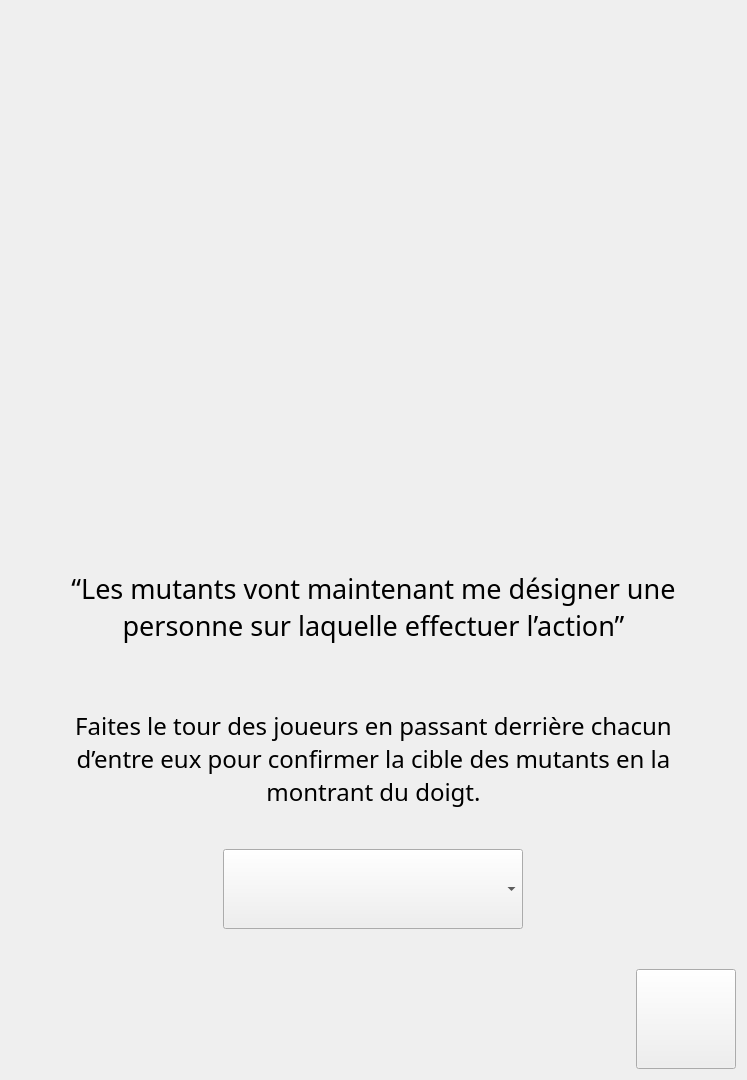
Above: SporzOBC-WAL/code/resources/Phases/Night/Mutant/kill_or_mutate_target.ui from Eben-Epi/SporzOBC before the change. Below: the same form after it.
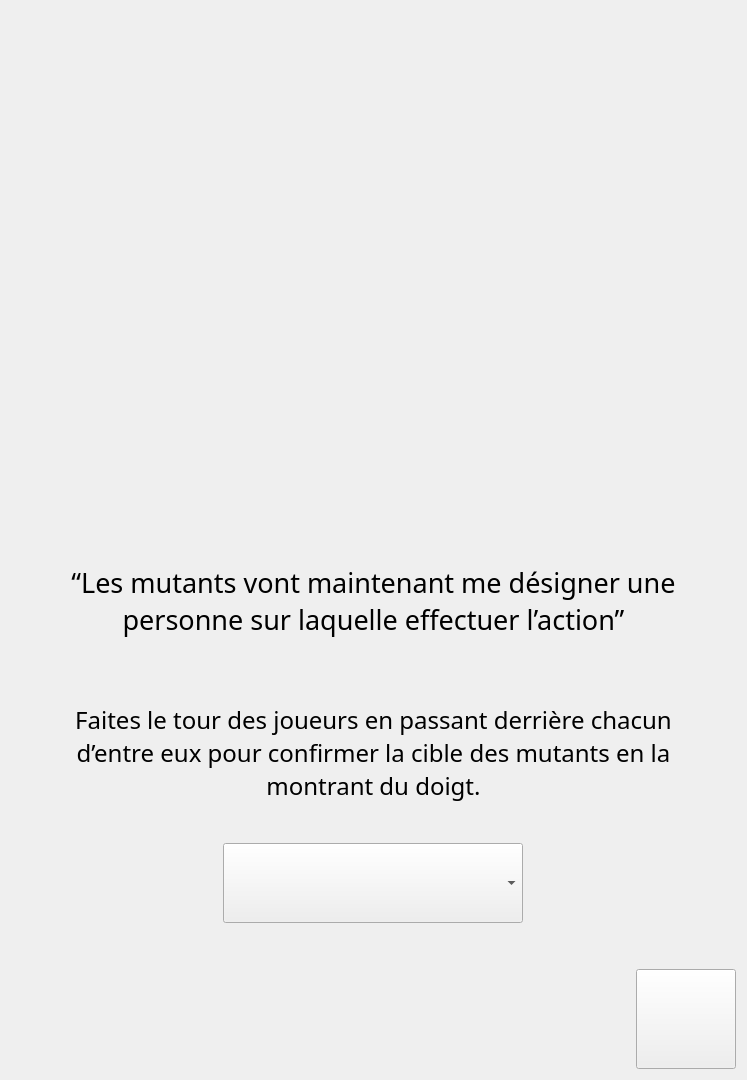
That is the form after the change. Custom widgets are drawn as their Qt base class.

Commit message: UPD WIP MutantRecap Ui

What changed in the file:
```diff
--- a/SporzOBC-WAL/code/resources/Phases/Night/Mutant/kill_or_mutate_target.ui
+++ b/SporzOBC-WAL/code/resources/Phases/Night/Mutant/kill_or_mutate_target.ui
@@ -22,11 +22,8 @@
   <property name="styleSheet">
    <string notr="true"/>
   </property>
-  <layout class="QGridLayout" name="gridLayout">
-   <property name="spacing">
-    <number>0</number>
-   </property>
-   <item row="0" column="0">
+  <layout class="QVBoxLayout" name="verticalLayout">
+   <item>
     <layout class="QHBoxLayout" name="horizontalLayout_17">
      <property name="spacing">
       <number>0</number>
@@ -484,7 +481,7 @@
      </item>
     </layout>
    </item>
-   <item row="1" column="0" alignment="Qt::AlignRight">
+   <item alignment="Qt::AlignRight">
     <widget class="QPushButton" name="nextNightButton">
      <property name="sizePolicy">
       <sizepolicy hsizetype="Fixed" vsizetype="Fixed">
```
The commit also changes 1 other file.
